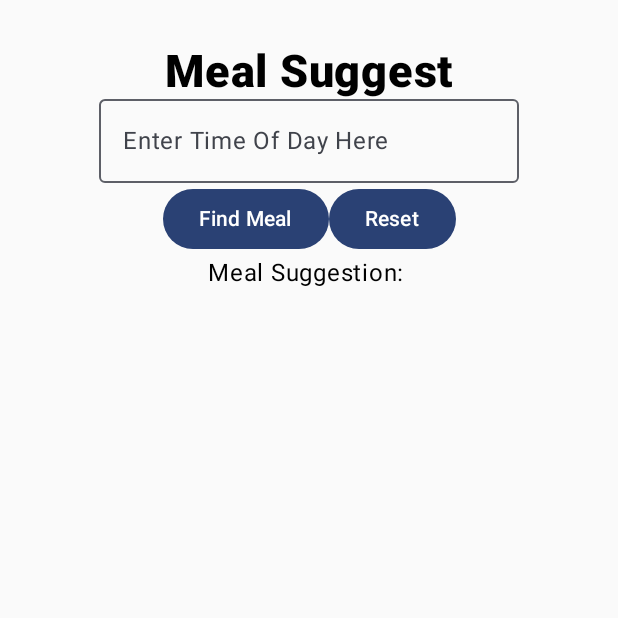
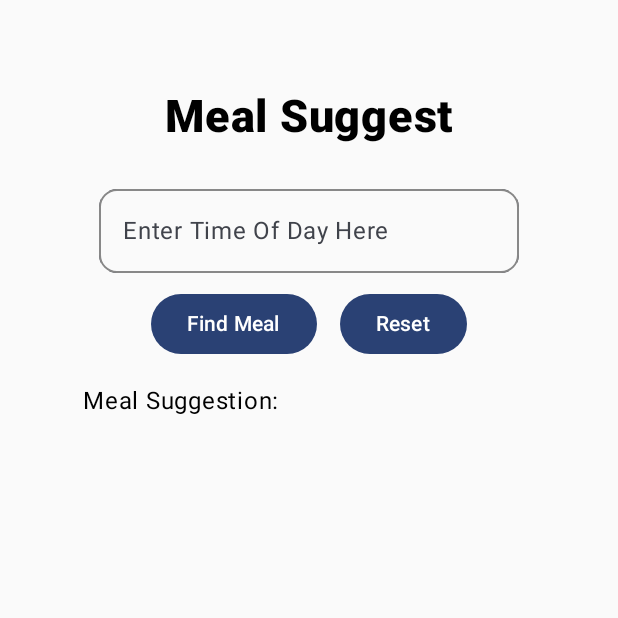
Before and after one commit to JSchellRoseBank/Meal-Suggest, an Android app built with Jetpack Compose: the screen it shows after launch (MainActivity), on a phone screen of 412 x 824 dp, the top half of it. Run offline under Robolectric (Android 15) with nearby library versions, the phone set to English and light mode, and no system bars.

Commit message:
Edited UI

```diff
--- a/app/src/main/java/com/example/mealsuggest/MainActivity.kt
+++ b/app/src/main/java/com/example/mealsuggest/MainActivity.kt
@@ -4,12 +4,16 @@ import android.os.Bundle
 import androidx.activity.ComponentActivity
 import androidx.activity.compose.setContent
 import androidx.activity.enableEdgeToEdge
+import androidx.compose.foundation.border
 import androidx.compose.foundation.layout.Column
 import androidx.compose.foundation.layout.Row
 import androidx.compose.foundation.layout.Spacer
 import androidx.compose.foundation.layout.fillMaxSize
+import androidx.compose.foundation.layout.fillMaxWidth
+import androidx.compose.foundation.layout.height
 import androidx.compose.foundation.layout.padding
 import androidx.compose.foundation.layout.size
+import androidx.compose.foundation.shape.RoundedCornerShape
 import androidx.compose.foundation.text.KeyboardOptions
 import androidx.compose.material3.Button
 import androidx.compose.material3.OutlinedTextField
@@ -21,6 +25,8 @@ import androidx.compose.runtime.setValue
 import androidx.compose.runtime.remember
 import androidx.compose.ui.Alignment
 import androidx.compose.ui.Modifier
+import androidx.compose.ui.draw.clip
+import androidx.compose.ui.graphics.Color
 import androidx.compose.ui.text.font.FontWeight
 import androidx.compose.ui.text.input.KeyboardCapitalization
 import androidx.compose.ui.unit.dp
@@ -43,9 +49,11 @@ class MainActivity : ComponentActivity() {
             MealSuggestTheme {
                 Column(
                     horizontalAlignment = Alignment.CenterHorizontally,
-                    modifier = Modifier.fillMaxSize())
+                    modifier = Modifier
+                        .fillMaxSize()
+                        .padding(start = 30.dp, top = 60.dp, end = 30.dp)
+                )
                 {
-                    Spacer(modifier = Modifier.size(30.dp))
 
                     Text(
                         text = "Meal Suggest",
@@ -53,7 +61,12 @@ class MainActivity : ComponentActivity() {
                         fontWeight = FontWeight.Black
                     )
 
+                    Spacer(modifier = Modifier.size(30.dp))
+
                     OutlinedTextField(
+                        modifier = Modifier
+                            .clip(RoundedCornerShape(12.dp))
+                            .border(1.dp, Color.Gray, shape = RoundedCornerShape(12.dp)),
                         value = timeOfDay,
                         onValueChange = {
                             text ->
@@ -65,6 +78,8 @@ class MainActivity : ComponentActivity() {
                         keyboardOptions = KeyboardOptions(capitalization = KeyboardCapitalization.Sentences)
                     )
 
+                    Spacer(modifier = Modifier.size(10.dp))
+
                     Row {
                         Button(onClick = {
                             mealSuggestion = when(timeOfDay){
@@ -72,7 +87,7 @@ class MainActivity : ComponentActivity() {
                                 "Mid-morning" -> "Greek yogurt with honey and berries"
                                 "Afternoon" -> "Grilled chicken salad with mixed greens, avocado, and a lemon vinaigrette"
                                 "Mid-afternoon" -> "Cottage cheese with sliced cucumber and a sprinkle of paprika"
-                                "Evening" -> "Stir-fried beef or tempeh with brown rice and mixed vegetables"
+                                "Evening" -> "Stir-fried beef with mixed vegetables"
                                 "Evening snack" -> "A handful of mixed nuts and dark chocolate"
                                 else -> "Invalid time of day, please try the following: " +
                                         "\n - Morning" +
@@ -85,8 +100,12 @@ class MainActivity : ComponentActivity() {
                             println(timeOfDay)
                             println(mealSuggestion)
                         }) {
+
                             Text(text = "Find Meal")
                         }
+
+                        Spacer(modifier = Modifier.size(15.dp))
+
                         Button(onClick = {
                             timeOfDay = ""
                             mealSuggestion = ""
@@ -95,7 +114,25 @@ class MainActivity : ComponentActivity() {
                         }
                     }
 
-                    Text(text = "Meal Suggestion: \n\n $mealSuggestion")
+                    Spacer(modifier = Modifier.height(15.dp))
+
+                    Text(
+                        modifier = Modifier
+                            .fillMaxWidth()
+                            .padding(start = 25.dp)
+                            .align(Alignment.Start),
+                        text = "Meal Suggestion:",
+                    )
+
+                    Spacer(modifier = Modifier.height(5.dp))
+
+                    Text(
+                        modifier = Modifier
+                            .fillMaxWidth()
+                            .padding(start = 25.dp, end = 25.dp)
+                            .align(Alignment.Start),
+                        text = mealSuggestion
+                    )
 
                 }
             }
```
